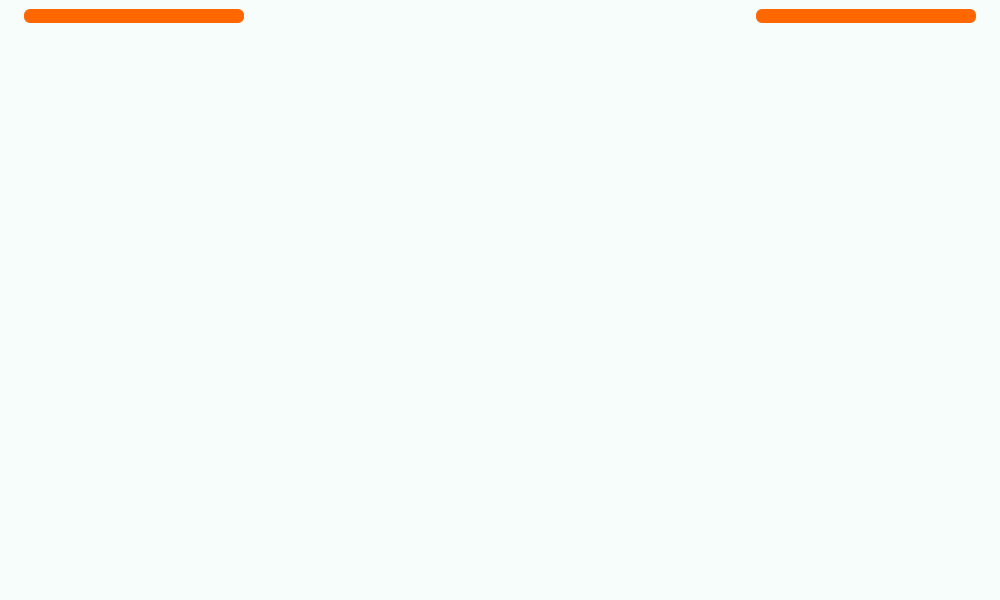
The window that main.ui (Farazist/raspberrypi-app) describes before a commit, drawn with Qt 5.
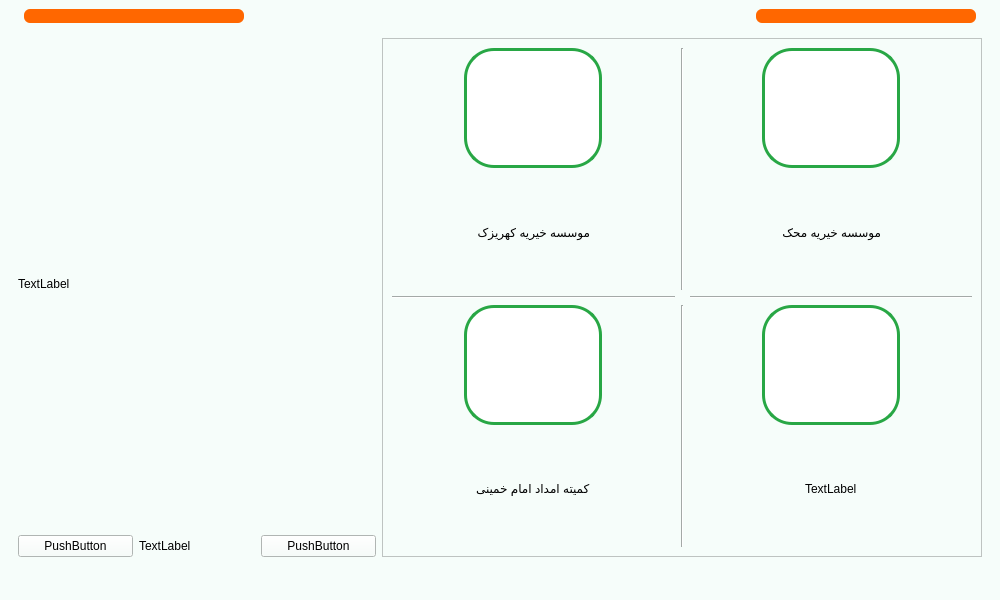
The same window after the commit. The open tabs and pages were chosen to show the change. Icons and pictures are not drawn.

What changed in the file:
```diff
--- a/main.ui
+++ b/main.ui
@@ -3332,7 +3332,330 @@
         </item>
        </layout>
       </widget>
-      <widget class="QWidget" name="pageCharity"/>
+      <widget class="QWidget" name="pageCharity">
+       <layout class="QHBoxLayout" name="horizontalLayout_25">
+        <item>
+         <layout class="QVBoxLayout" name="verticalLayout_34">
+          <item>
+           <widget class="QLabel" name="label_17">
+            <property name="text">
+             <string>TextLabel</string>
+            </property>
+           </widget>
+          </item>
+          <item>
+           <layout class="QHBoxLayout" name="horizontalLayout_26">
+            <item>
+             <widget class="QPushButton" name="pushButton_4">
+              <property name="text">
+               <string>PushButton</string>
+              </property>
+             </widget>
+            </item>
+            <item>
+             <widget class="QLabel" name="label_15">
+              <property name="text">
+               <string>TextLabel</string>
+              </property>
+             </widget>
+            </item>
+            <item>
+             <widget class="QPushButton" name="pushButton_2">
+              <property name="text">
+               <string>PushButton</string>
+              </property>
+             </widget>
+            </item>
+           </layout>
+          </item>
+         </layout>
+        </item>
+        <item>
+         <widget class="QScrollArea" name="scrollArea_3">
+          <property name="maximumSize">
+           <size>
+            <width>600</width>
+            <height>16777215</height>
+           </size>
+          </property>
+          <property name="widgetResizable">
+           <bool>true</bool>
+          </property>
+          <widget class="QWidget" name="scrollAreaWidgetContents_2">
+           <property name="geometry">
+            <rect>
+             <x>0</x>
+             <y>0</y>
+             <width>581</width>
+             <height>525</height>
+            </rect>
+           </property>
+           <layout class="QGridLayout" name="gridLayout_4">
+            <item row="0" column="2">
+             <layout class="QVBoxLayout" name="verticalLayout_39">
+              <item alignment="Qt::AlignHCenter">
+               <widget class="QPushButton" name="pushButton_7">
+                <property name="minimumSize">
+                 <size>
+                  <width>0</width>
+                  <height>0</height>
+                 </size>
+                </property>
+                <property name="maximumSize">
+                 <size>
+                  <width>200</width>
+                  <height>200</height>
+                 </size>
+                </property>
+                <property name="styleSheet">
+                 <string notr="true">QPushButton{
+background-color: #ffffff; 
+border: 3px solid #28a745; 
+border-radius: 30px;
+outline-style: none;
+padding: 50px;
+}
+QPushButton:pressed {
+background-color: #6fdc89;
+border-style: inset;
+}</string>
+                </property>
+                <property name="text">
+                 <string/>
+                </property>
+                <property name="icon">
+                 <iconset>
+                  <normaloff>images/charity/mahak.png</normaloff>images/charity/mahak.png</iconset>
+                </property>
+                <property name="iconSize">
+                 <size>
+                  <width>150</width>
+                  <height>150</height>
+                 </size>
+                </property>
+               </widget>
+              </item>
+              <item alignment="Qt::AlignHCenter">
+               <widget class="QLabel" name="label_20">
+                <property name="styleSheet">
+                 <string notr="true">font: 18pt &quot;IRANSans&quot;;
+color:#000000;</string>
+                </property>
+                <property name="text">
+                 <string>موسسه خیریه محک</string>
+                </property>
+               </widget>
+              </item>
+             </layout>
+            </item>
+            <item row="2" column="0">
+             <layout class="QVBoxLayout" name="verticalLayout_36">
+              <item alignment="Qt::AlignHCenter">
+               <widget class="QPushButton" name="pushButton_3">
+                <property name="minimumSize">
+                 <size>
+                  <width>0</width>
+                  <height>0</height>
+                 </size>
+                </property>
+                <property name="maximumSize">
+                 <size>
+                  <width>200</width>
+                  <height>200</height>
+                 </size>
+                </property>
+                <property name="styleSheet">
+                 <string notr="true">QPushButton{
+background-color: #ffffff; 
+border: 3px solid #28a745; 
+border-radius: 30px;
+outline-style: none;
+padding: 50px;
+}
+QPushButton:pressed {
+background-color: #6fdc89;
+border-style: inset;
+}</string>
+                </property>
+                <property name="text">
+                 <string/>
+                </property>
+                <property name="icon">
+                 <iconset>
+                  <normaloff>images/charity/imam_khomeini-svg.png</normaloff>images/charity/imam_khomeini-svg.png</iconset>
+                </property>
+                <property name="iconSize">
+                 <size>
+                  <width>150</width>
+                  <height>150</height>
+                 </size>
+                </property>
+               </widget>
+              </item>
+              <item alignment="Qt::AlignHCenter">
+               <widget class="QLabel" name="label_18">
+                <property name="toolTip">
+                 <string>&lt;html&gt;&lt;head/&gt;&lt;body&gt;&lt;p&gt;کمیته امداد امام خمینی&lt;/p&gt;&lt;/body&gt;&lt;/html&gt;</string>
+                </property>
+                <property name="styleSheet">
+                 <string notr="true">font: 18pt &quot;IRANSans&quot;;
+color:#000000;</string>
+                </property>
+                <property name="text">
+                 <string>&lt;html&gt;&lt;head/&gt;&lt;body&gt;&lt;p&gt;کمیته امداد امام خمینی&lt;/p&gt;&lt;/body&gt;&lt;/html&gt;</string>
+                </property>
+               </widget>
+              </item>
+             </layout>
+            </item>
+            <item row="0" column="1">
+             <widget class="Line" name="line_2">
+              <property name="orientation">
+               <enum>Qt::Vertical</enum>
+              </property>
+             </widget>
+            </item>
+            <item row="1" column="0">
+             <widget class="Line" name="line_4">
+              <property name="orientation">
+               <enum>Qt::Horizontal</enum>
+              </property>
+             </widget>
+            </item>
+            <item row="2" column="2">
+             <layout class="QVBoxLayout" name="verticalLayout_35">
+              <item alignment="Qt::AlignHCenter">
+               <widget class="QPushButton" name="pushButton_5">
+                <property name="minimumSize">
+                 <size>
+                  <width>0</width>
+                  <height>0</height>
+                 </size>
+                </property>
+                <property name="maximumSize">
+                 <size>
+                  <width>200</width>
+                  <height>200</height>
+                 </size>
+                </property>
+                <property name="styleSheet">
+                 <string notr="true">QPushButton{
+background-color: #ffffff; 
+border: 3px solid #28a745; 
+border-radius: 30px;
+outline-style: none;
+padding: 50px;
+}
+QPushButton:pressed {
+background-color: #6fdc89;
+border-style: inset;
+}</string>
+                </property>
+                <property name="text">
+                 <string/>
+                </property>
+                <property name="icon">
+                 <iconset>
+                  <normaloff>images/charity/kahrizak.png</normaloff>images/charity/kahrizak.png</iconset>
+                </property>
+                <property name="iconSize">
+                 <size>
+                  <width>150</width>
+                  <height>150</height>
+                 </size>
+                </property>
+               </widget>
+              </item>
+              <item alignment="Qt::AlignHCenter">
+               <widget class="QLabel" name="label_13">
+                <property name="styleSheet">
+                 <string notr="true">font: 18pt &quot;IRANSans&quot;;
+color:#000000;</string>
+                </property>
+                <property name="text">
+                 <string>TextLabel</string>
+                </property>
+               </widget>
+              </item>
+             </layout>
+            </item>
+            <item row="2" column="1">
+             <widget class="Line" name="line_3">
+              <property name="orientation">
+               <enum>Qt::Vertical</enum>
+              </property>
+             </widget>
+            </item>
+            <item row="0" column="0">
+             <layout class="QVBoxLayout" name="verticalLayout_37">
+              <item alignment="Qt::AlignHCenter">
+               <widget class="QPushButton" name="pushButton_6">
+                <property name="minimumSize">
+                 <size>
+                  <width>0</width>
+                  <height>0</height>
+                 </size>
+                </property>
+                <property name="maximumSize">
+                 <size>
+                  <width>200</width>
+                  <height>200</height>
+                 </size>
+                </property>
+                <property name="styleSheet">
+                 <string notr="true">QPushButton{
+background-color: #ffffff; 
+border: 3px solid #28a745; 
+border-radius: 30px;
+outline-style: none;
+padding: 50px;
+}
+QPushButton:pressed {
+background-color: #6fdc89;
+border-style: inset;
+}</string>
+                </property>
+                <property name="text">
+                 <string/>
+                </property>
+                <property name="icon">
+                 <iconset>
+                  <normaloff>images/charity/kahrizak.png</normaloff>images/charity/kahrizak.png</iconset>
+                </property>
+                <property name="iconSize">
+                 <size>
+                  <width>150</width>
+                  <height>150</height>
+                 </size>
+                </property>
+               </widget>
+              </item>
+              <item alignment="Qt::AlignHCenter">
+               <widget class="QLabel" name="label_19">
+                <property name="styleSheet">
+                 <string notr="true">font: 18pt &quot;IRANSans&quot;;
+color:#000000;</string>
+                </property>
+                <property name="text">
+                 <string>موسسه خیریه کهریزک</string>
+                </property>
+               </widget>
+              </item>
+             </layout>
+            </item>
+            <item row="1" column="2">
+             <widget class="Line" name="line_5">
+              <property name="orientation">
+               <enum>Qt::Horizontal</enum>
+              </property>
+             </widget>
+            </item>
+           </layout>
+          </widget>
+         </widget>
+        </item>
+       </layout>
+      </widget>
       <widget class="QWidget" name="pageEnvirnmentalProtection"/>
       <widget class="QWidget" name="pageDepositToWallet"/>
       <widget class="QWidget" name="pageChargingResidentialUnit">
```
Left out of the diff: 10 changed lines with no effect on the pictures.
